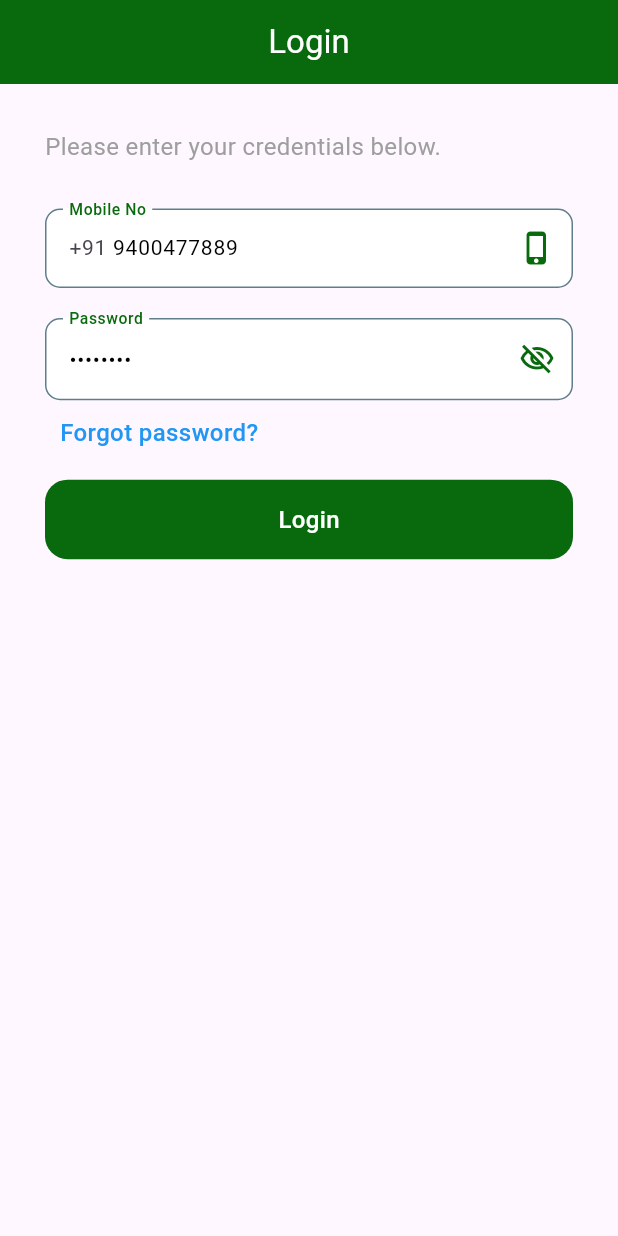
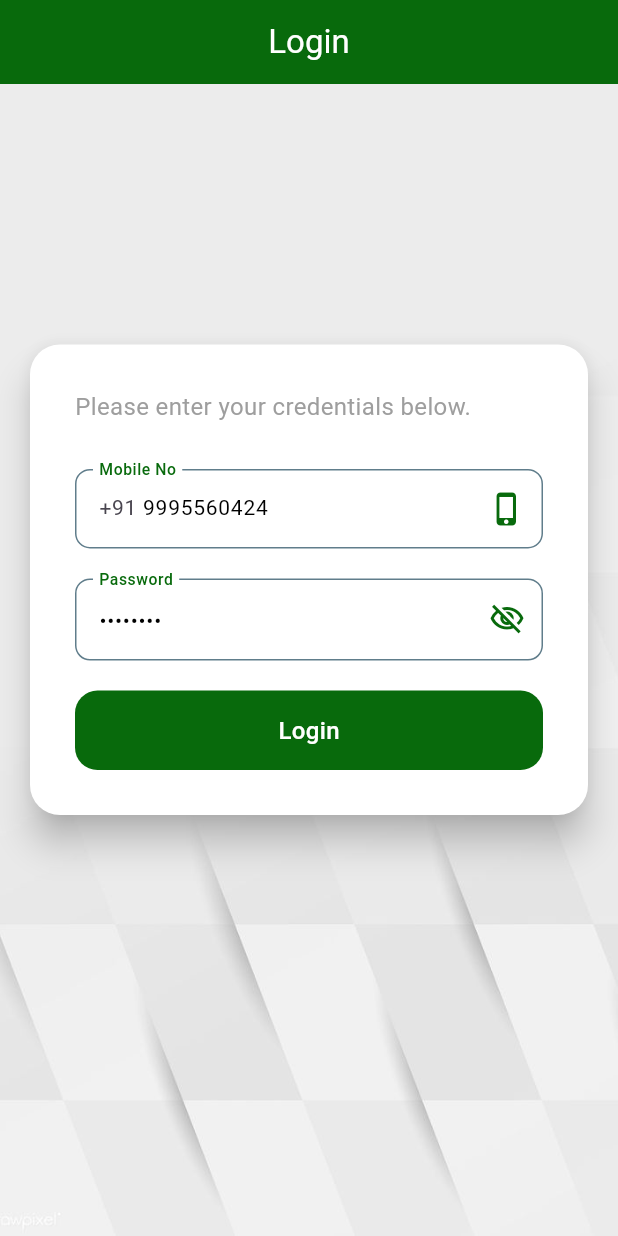
Before and after one commit to thamushadowz/mahall_manager, a Flutter app: the screen it shows after launch, on a phone screen of 412 x 824 dp. Run offline on Flutter 3.47's test engine with Material 3 defaults, Android fonts, the phone set to English and light mode, and no system bars; our stand-ins replace curved_navigation_bar, fl_chart, get, get_storage; generated files the repository leaves out were written again.

Commit message:
login api added and stored token

```diff
--- a/lib/config.dart
+++ b/lib/config.dart
@@ -10,11 +10,11 @@ class ConfigEnvironments {
   static final List<Map<String, String>> _availableEnvironments = [
     {
       'env': Environments.LOCAL,
-      'url': 'http://localhost:8080/api/',
+      'url': 'https://api-masjid.allertempus.com/api/',
     },
     {
       'env': Environments.DEV,
-      'url': '',
+      'url': 'https://api-masjid.allertempus.com/api/',
     },
     {
       'env': Environments.QAS,
@@ -22,7 +22,7 @@ class ConfigEnvironments {
     },
     {
       'env': Environments.PRODUCTION,
-      'url': '',
+      'url': 'https://api-masjid.allertempus.com/api/',
     },
   ];
 
--- a/lib/domain/core/interfaces/snackbar_service.dart
+++ b/lib/domain/core/interfaces/snackbar_service.dart
@@ -10,7 +10,7 @@ class SnackbarService {
       backgroundColor: Colors.green,
       icon: const Icon(
         Icons.check_circle_outlined,
-        size: 40,
+        size: 30,
       ),
       colorText: Colors.white,
       duration: const Duration(seconds: 3),
@@ -23,7 +23,7 @@ class SnackbarService {
       message,
       icon: const Icon(
         Icons.cancel_outlined,
-        size: 40,
+        size: 30,
       ),
       snackPosition: SnackPosition.TOP,
       backgroundColor: Colors.red,
--- /dev/null
+++ b/lib/domain/listing/listing_service.dart
@@ -0,0 +1,5 @@
+import 'models/login_model.dart';
+
+abstract class ListingService {
+  Future<LoginModel> loginCheck(String mobileNo, String password);
+}
--- /dev/null
+++ b/lib/domain/listing/models/login_model.dart
@@ -0,0 +1,60 @@
+import 'dart:convert';
+
+/// status : true
+/// message : "Login Successful"
+/// token : "asdfghjk"
+/// userType : 0
+
+LoginModel loginModelFromJson(String str) =>
+    LoginModel.fromJson(json.decode(str));
+String loginModelToJson(LoginModel data) => json.encode(data.toJson());
+
+class LoginModel {
+  LoginModel({
+    bool? status,
+    String? message,
+    String? token,
+    num? userType,
+  }) {
+    _status = status;
+    _message = message;
+    _token = token;
+    _userType = userType;
+  }
+
+  LoginModel.fromJson(dynamic json) {
+    _status = json['status'];
+    _message = json['message'];
+    _token = json['token'];
+    _userType = json['userType'];
+  }
+  bool? _status;
+  String? _message;
+  String? _token;
+  num? _userType;
+  LoginModel copyWith({
+    bool? status,
+    String? message,
+    String? token,
+    num? userType,
+  }) =>
+      LoginModel(
+        status: status ?? _status,
+        message: message ?? _message,
+        token: token ?? _token,
+        userType: userType ?? _userType,
+      );
+  bool? get status => _status;
+  String? get message => _message;
+  String? get token => _token;
+  num? get userType => _userType;
+
+  Map<String, dynamic> toJson() {
+    final map = <String, dynamic>{};
+    map['status'] = _status;
+    map['message'] = _message;
+    map['token'] = _token;
+    map['userType'] = _userType;
+    return map;
+  }
+}
--- /dev/null
+++ b/lib/infrastructure/dal/services/storage_service.dart
@@ -0,0 +1,33 @@
+import 'package:get_storage/get_storage.dart';
+
+class StorageService {
+  final GetStorage _storage = GetStorage();
+
+  final String _tokenKey = 'auth_token';
+  final String _userTypeKey = 'user_type';
+  final String _languageKey = 'preferred_language';
+
+  void saveToken(String token) {
+    _storage.write(_tokenKey, token);
+  }
+
+  void saveUserType(num userType) {
+    _storage.write(_userTypeKey, userType);
+  }
+
+  void savePreferredLanguage(String preferredLanguage) {
+    _storage.write(_languageKey, preferredLanguage);
+  }
+
+  String? getToken() => _storage.read(_tokenKey);
+
+  String? getUserType() => _storage.read(_userTypeKey);
+
+  String? getPreferredLanguage() => _storage.read(_languageKey);
+
+  bool isLoggedIn() => getToken() != null;
+
+  void logout() {
+    _storage.erase();
+  }
+}
--- a/lib/infrastructure/theme/strings/app_strings.dart
+++ b/lib/infrastructure/theme/strings/app_strings.dart
@@ -15,10 +15,15 @@ class AppStrings {
   static String amount = 'Amount';
   static String submit = 'Submit';
   static String search = 'Search';
-  static String willingToDonateBlood = 'Are you willing to donate blood?';
+
+  static String warning = 'Warning';
+  static String logout = 'Logout';
+  static String cancel = 'Cancel';
 
   ///Validation messages
 
+  static String areYouSureToLogout = 'Are you sure to Logout?';
+  static String willingToDonateBlood = 'Are you willing to donate blood?';
   static String pressBackExit = 'Press back again to exit';
   static String dateReqd = 'Date Required';
   static String descriptionReqd = 'Description Required';
--- a/lib/main.dart
+++ b/lib/main.dart
@@ -6,13 +6,17 @@ import 'package:get_storage/get_storage.dart';
 import 'package:mahall_manager/domain/core/interfaces/snackbar_service.dart';
 import 'package:mahall_manager/infrastructure/theme/strings/app_strings.dart';
 
+import 'domain/core/di/dependancy.dart';
+import 'domain/listing/listing_repository.dart';
 import 'infrastructure/navigation/navigation.dart';
 import 'infrastructure/navigation/routes.dart';
 
 void main() async {
   var initialRoute = await Routes.initialRoute;
+  DependencyCreator.init();
   await GetStorage.init();
   Get.put(SnackbarService());
+  Get.put(ListingRepository());
   runApp(Main(initialRoute));
 }
 
--- a/lib/presentation/common_widgets/common_button_widget.dart
+++ b/lib/presentation/common_widgets/common_button_widget.dart
@@ -1,4 +1,5 @@
 import 'package:flutter/material.dart';
+import 'package:get/get.dart';
 
 import '../../infrastructure/theme/colors/app_colors.dart';
 import '../../infrastructure/theme/measures/app_measures.dart';
@@ -12,6 +13,7 @@ class CommonButtonWidget extends StatelessWidget {
     this.color,
     this.textColor,
     this.border,
+    this.isLoading,
   });
 
   final Function() onTap;
@@ -20,6 +22,7 @@ class CommonButtonWidget extends StatelessWidget {
   final Color? color;
   final Color? textColor;
   final Border? border;
+  final RxBool? isLoading;
 
   @override
   Widget build(BuildContext context) {
@@ -35,12 +38,20 @@ class CommonButtonWidget extends StatelessWidget {
           borderRadius: BorderRadius.circular(15),
           color: color ?? AppColors.themeColor,
         ),
-        child: Text(
-          label,
-          style: TextStyle(
-              color: textColor ?? AppColors.white,
-              fontSize: AppMeasures.normalTextSize,
-              fontWeight: AppMeasures.normalWeight),
+        child: Obx(
+          () => isLoading!.value
+              ? Image.asset(
+                  'assets/images/spin_loader.gif',
+                  width: 30,
+                  height: 30,
+                )
+              : Text(
+                  label,
+                  style: TextStyle(
+                      color: textColor ?? AppColors.white,
+                      fontSize: AppMeasures.normalTextSize,
+                      fontWeight: AppMeasures.normalWeight),
+                ),
         ),
       ),
     );
--- a/lib/presentation/contact_us/controllers/contact_us.controller.dart
+++ b/lib/presentation/contact_us/controllers/contact_us.controller.dart
@@ -15,8 +15,6 @@ class ContactUsController extends GetxController {
     final Uri whatsappUri = Uri.parse("whatsapp://send?phone=$phoneNumber");
     if (await canLaunchUrl(whatsappUri)) {
       await launchUrl(whatsappUri);
-    } else {
-      print("Could not launch $whatsappUri");
-    }
+    } else {}
   }
 }
--- a/lib/presentation/home/controllers/home.controller.dart
+++ b/lib/presentation/home/controllers/home.controller.dart
@@ -2,12 +2,14 @@ import 'dart:ui';
 
 import 'package:get/get.dart';
 import 'package:get_storage/get_storage.dart';
+import 'package:mahall_manager/infrastructure/dal/services/storage_service.dart';
 
 import '../../../domain/core/interfaces/utilities.dart';
 import '../../../infrastructure/dal/models/home/chart_data_model.dart';
 import '../../../infrastructure/theme/strings/app_strings.dart';
 
 class HomeController extends GetxController {
+  final StorageService storageService = StorageService();
   RxString selectedLanguage = 'English'.obs;
   DateTime? lastPressedAt;
   RxInt selectedNavIndex = 0.obs;
--- a/lib/presentation/login/login.screen.dart
+++ b/lib/presentation/login/login.screen.dart
@@ -5,11 +5,10 @@ import 'package:get/get.dart';
 import 'package:mahall_manager/domain/core/interfaces/validator.dart';
 import 'package:mahall_manager/infrastructure/theme/colors/app_colors.dart';
 import 'package:mahall_manager/infrastructure/theme/measures/app_measures.dart';
+import 'package:mahall_manager/infrastructure/theme/strings/app_strings.dart';
 import 'package:mahall_manager/presentation/common_widgets/common_appbar_widget.dart';
-import 'package:mahall_manager/presentation/common_widgets/common_clickable_text_widget.dart';
 
 import '../common_widgets/common_button_widget.dart';
-import '../common_widgets/common_language_selection_widget.dart';
 import '../common_widgets/common_text_form_field.dart';
 import 'controllers/login.controller.dart';
 
@@ -26,10 +25,10 @@ class LoginScreen extends GetView<LoginController> {
                 const Duration(seconds: 2)) {
           controller.lastPressedAt = now;
           Get.showSnackbar(
-            const GetSnackBar(
+            GetSnackBar(
               snackPosition: SnackPosition.TOP,
-              message: 'Press back again to exit',
-              duration: Duration(seconds: 2),
+              message: AppStrings.pressBackExit,
+              duration: const Duration(seconds: 2),
             ),
           );
           return false;
@@ -43,12 +42,37 @@ class LoginScreen extends GetView<LoginController> {
         child: Scaffold(
           appBar:
               CommonAppbarWidget(title: AppLocalizations.of(context)!.log_in),
-          body: SingleChildScrollView(
+          body: SizedBox.expand(
+            child: Container(
+              decoration: const BoxDecoration(
+                image: DecorationImage(
+                  image: AssetImage('assets/images/lite_white_background.jpg'),
+                  fit: BoxFit.cover,
+                ),
+              ),
+              child: LayoutBuilder(
+                builder: (context, constraints) {
+                  final keyboardHeight =
+                      MediaQuery.of(context).viewInsets.bottom;
+
+                  return SingleChildScrollView(
+                    padding: EdgeInsets.only(
+                      top: keyboardHeight == 0
+                          ? constraints.maxHeight * 0.2
+                          : 20,
+                      bottom: 20,
+                    ),
                     child: Column(
+                      mainAxisAlignment: keyboardHeight == 0
+                          ? MainAxisAlignment.center
+                          : MainAxisAlignment.start,
                       children: [
-                //_languageSelectionDropdown(),
                         _loginWidget(context),
                       ],
+                    ),
+                  );
+                },
+              ),
             ),
           ),
         ),
@@ -57,7 +81,14 @@ class LoginScreen extends GetView<LoginController> {
   }
 
   _loginWidget(BuildContext context) {
-    return Container(
+    return Padding(
+      padding: const EdgeInsets.all(20.0),
+      child: Material(
+        color: AppColors.white,
+        elevation: 10,
+        borderRadius: BorderRadius.circular(20),
+        child: Container(
+          color: AppColors.white,
           margin: const EdgeInsets.all(10),
           padding: const EdgeInsets.all(20),
           child: Form(
@@ -110,7 +141,7 @@ class LoginScreen extends GetView<LoginController> {
                       onFieldSubmitted: (value) {},
                       validator: Validators.validatePassword,
                     )),
-            const SizedBox(height: 10),
+                /*const SizedBox(height: 10),
                 Align(
                   alignment: Alignment.centerRight,
                   child: CommonClickableTextWidget(
@@ -118,13 +149,13 @@ class LoginScreen extends GetView<LoginController> {
                     textColor: AppColors.blue,
                     onTap: () {},
                   ),
-            ),
+                ),*/
                 const SizedBox(height: 20),
                 CommonButtonWidget(
+                  isLoading: controller.isLoading,
                   label: AppLocalizations.of(context)!.login,
                   onTap: () {
                     if (controller.formKey.currentState!.validate()) {
-                  //Get.offAllNamed(Routes.HOME);
                       controller.performLogin();
                     }
                   },
@@ -132,21 +163,6 @@ class LoginScreen extends GetView<LoginController> {
               ],
             ),
           ),
-    );
-  }
-
-  Align _languageSelectionDropdown() {
-    return Align(
-      alignment: Alignment.topRight,
-      child: Obx(
-        () => CommonLanguageSelectionWidget(
-          selectedLanguage: controller.selectedLanguage.value,
-          onChanged: (String? newValue) {
-            if (newValue != null) {
-              controller.selectedLanguage.value = newValue;
-              controller.changeLanguage(newValue);
-            }
-          },
         ),
       ),
     );
--- a/lib/presentation/splash/splash.screen.dart
+++ b/lib/presentation/splash/splash.screen.dart
@@ -1,16 +1,16 @@
 import 'package:flutter/material.dart';
 import 'package:get/get.dart';
+import 'package:mahall_manager/presentation/splash/controllers/splash.controller.dart';
 
-import '../../infrastructure/navigation/routes.dart';
 import '../../infrastructure/theme/colors/app_colors.dart';
 
-class SplashScreen extends StatelessWidget {
+class SplashScreen extends GetView<SplashController> {
   const SplashScreen({super.key});
 
   @override
   Widget build(BuildContext context) {
     Future.delayed(const Duration(seconds: 3), () {
-      Get.offNamed(Routes.LOGIN); // Replace with your home screen
+      controller.checkLogin();
     });
 
     return Scaffold(
```
Also changed, not shown: lib/domain/core/di/dependancy.dart (added, +16 -0 lines), lib/domain/listing/listing_repository.dart (added, +27 -0 lines), lib/infrastructure/dal/services/api_service.dart (added, +68 -0 lines), lib/presentation/home/widgets/drawer_widget.dart (+15 -1 lines), lib/presentation/login/controllers/login.controller.dart (+32 -18 lines), lib/presentation/splash/controllers/splash.controller.dart (+13 -1 lines), assets/images/lite_white_background.jpg (added), assets/images/spin_loader.gif (added). Lines whose indentation alone changed are shown as unchanged.
